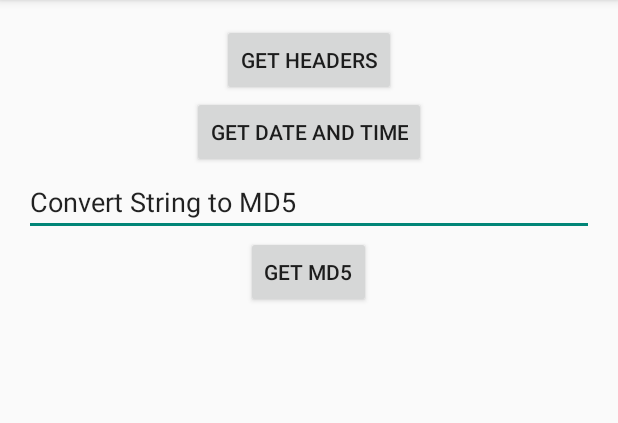
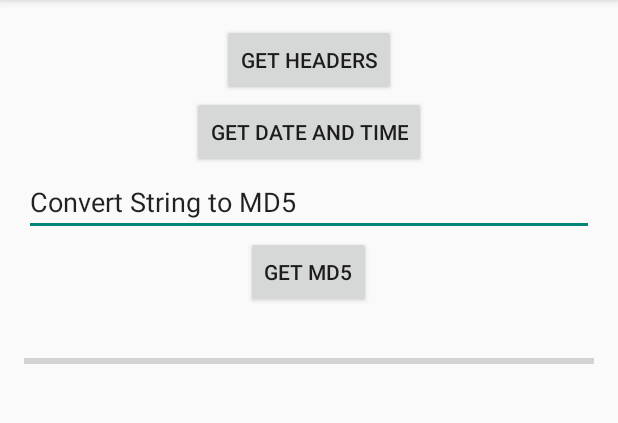
Before and after one commit to No-Rona/JSON-Parser, an Android app: the screen it shows after launch (MainActivity), after a tap on "GET MD5", on a phone screen of 412 x 824 dp, the part 84-507 px from its top. Run offline under Robolectric (Android 15) with nearby library versions, the phone set to English and light mode, and no system bars; our stand-ins replace ButterKnife; 1 other tap on this screen came first.

Commit message:
Added Progress Bar
Used the progressUpdate of AsyncTask to create and put in a progress
bar. that is actually redundant for now. Later the bar will be required

```diff
--- a/app/src/main/java/com/tinyowl/rohan/json_parser/MainActivity.java
+++ b/app/src/main/java/com/tinyowl/rohan/json_parser/MainActivity.java
@@ -1,31 +1,30 @@
 package com.tinyowl.rohan.json_parser;
 
 import android.os.AsyncTask;
+import android.os.Bundle;
 import android.support.v7.app.ActionBarActivity;
-import android.os.Bundle;
 import android.view.Menu;
 import android.view.MenuItem;
 import android.view.View;
-import android.widget.Button;
 import android.widget.EditText;
+import android.widget.ProgressBar;
 import android.widget.TextView;
+import android.widget.Toast;
 
 import org.json.JSONException;
 import org.json.JSONObject;
-import org.w3c.dom.Text;
 
 import java.io.BufferedReader;
-import java.io.IOException;
 import java.io.InputStreamReader;
 import java.net.HttpURLConnection;
-import java.net.MalformedURLException;
 import java.net.URL;
-import java.nio.Buffer;
 import java.util.Iterator;
 
 import butterknife.Bind;
 import butterknife.ButterKnife;
 import butterknife.OnClick;
+
+import static android.widget.Toast.LENGTH_SHORT;
 
 
 public class MainActivity extends ActionBarActivity {
@@ -35,6 +34,9 @@ public class MainActivity extends ActionBarActivity {
     EditText stringOriginal;
     @Bind(R.id.json_value)
     TextView jsonLabel;
+    @Bind(R.id.download_progress)
+    ProgressBar mDownloadProgress;
+
     private String mJsonString;
 
     @Override
@@ -71,6 +73,9 @@ public class MainActivity extends ActionBarActivity {
     @OnClick({R.id.get_md5, R.id.get_date, R.id.get_http_header})
     public void onClick(View view) {
 
+
+        //Enables the web url to fetch the JSON from
+
         String json = "";
         URL url;
         ParseJsonTask parseJsonTask = new ParseJsonTask();
@@ -85,7 +90,7 @@ public class MainActivity extends ActionBarActivity {
 
                 case R.id.get_md5:
                     //url = new URL("http://md5.jsontest.com/?text=" + stringOriginal.getText().toString());
-                    parseJsonTask.execute("http://md5.jsontest.com/?text=" + stringOriginal.getText().toString());
+                    parseJsonTask.execute("http://md5.jsontest.com/?text=" + (stringOriginal.getText().toString()).replaceAll("\\W+", ""));
                     break;
 
                 case R.id.get_date:
@@ -109,6 +114,10 @@ public class MainActivity extends ActionBarActivity {
         //parseJson(json);
 
     }
+
+    /*
+    Parsing JSON into the individual components using String Iterator
+     */
 
     public void parseJson(String json) {
 
@@ -134,7 +143,7 @@ public class MainActivity extends ActionBarActivity {
         jsonLabel.setText(json_label_value);
     }
 
-    private class ParseJsonTask extends AsyncTask<String, Void, String> {
+    private class ParseJsonTask extends AsyncTask<String, Integer, String> {
 
         @Override
         protected void onPostExecute(String json) {
@@ -163,6 +172,12 @@ public class MainActivity extends ActionBarActivity {
         }
 
         @Override
+        protected void onCancelled(String s) {
+            Toast.makeText(getApplicationContext(), s, LENGTH_SHORT).show();
+            super.onCancelled();
+        }
+
+        @Override
         protected String doInBackground(String... params) {
 
             String json = "";
@@ -172,8 +187,16 @@ public class MainActivity extends ActionBarActivity {
                     HttpURLConnection httpURLConnection = (HttpURLConnection) url.openConnection();
                     BufferedReader br = new BufferedReader(new InputStreamReader(httpURLConnection.getInputStream()));
                     String s = "";
-                    while((s = br.readLine()) != null)
+                    while((s = br.readLine()) != null) {
                         json = json + s;
+                    }
+
+                    synchronized (this) {
+                        for (int i = 0; i < 101; i+=4) {
+                            wait(4);
+                            publishProgress(i);
+                        }
+                    }
 
                 } catch (Exception e) {
                     e.printStackTrace();
@@ -181,6 +204,11 @@ public class MainActivity extends ActionBarActivity {
 
             return json;
         }
+
+        @Override
+        protected void onProgressUpdate(Integer... values) {
+            mDownloadProgress.setProgress(values[0]);
+        }
     }
 
 
--- a/app/src/main/res/layout/activity_main.xml
+++ b/app/src/main/res/layout/activity_main.xml
@@ -50,4 +50,15 @@
         android:layout_centerHorizontal="true"
         android:layout_marginTop="93dp" />
 
+    <ProgressBar
+        style="?android:attr/progressBarStyleHorizontal"
+        android:layout_width="match_parent"
+        android:layout_height="wrap_content"
+        android:id="@+id/download_progress"
+        android:layout_below="@+id/get_md5"
+        android:layout_alignParentLeft="true"
+        android:layout_alignParentStart="true"
+        android:layout_marginTop="27dp"
+        android:focusableInTouchMode="false" />
+
 </RelativeLayout>
```
